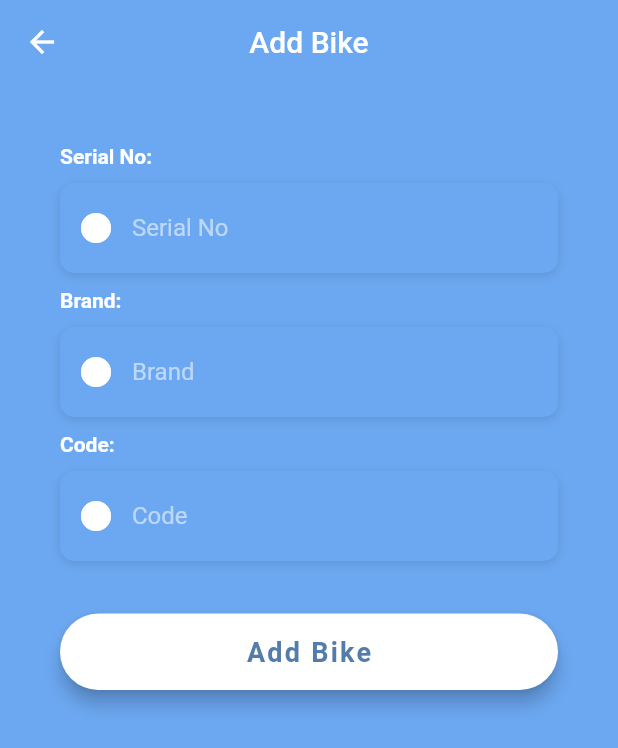
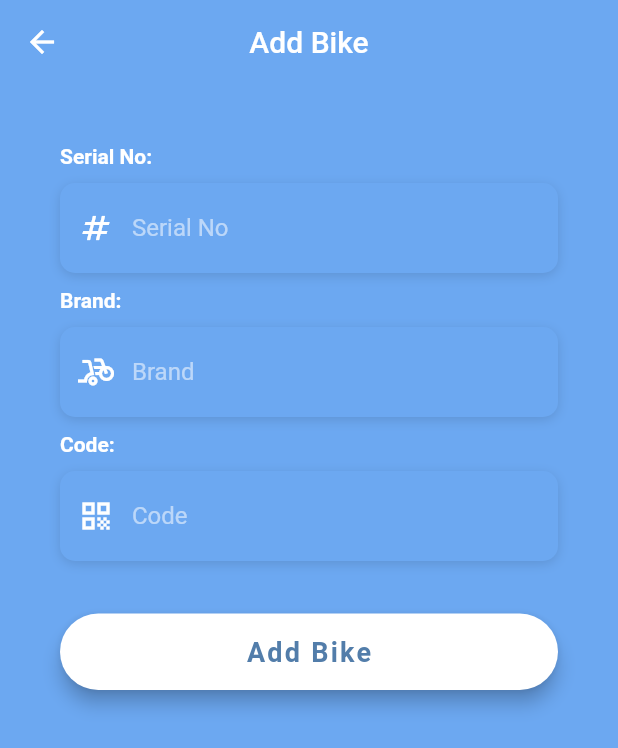
Before and after one commit to Kelebike/KelebikeApp, a Flutter app: the adminAddBikePage screen opened directly, on a phone screen of 412 x 824 dp. Shown: the top 748 px of the screen. Run offline on Flutter 3.47's test engine with Material 2 defaults, Android fonts, the light colour scheme and no system bars; our stand-ins replace cloud_firestore, firebase_auth, firebase_core; accounts and stored records are empty; Roboto replaces fonts that are missing (OpenSans).

Commit message:
some icons changed

```diff
--- a/src/kelebike/lib/screens/admin_add_bike_page.dart
+++ b/src/kelebike/lib/screens/admin_add_bike_page.dart
@@ -47,7 +47,7 @@ class _adminAddBikePageState extends State<adminAddBikePage> {
               border: InputBorder.none,
               contentPadding: EdgeInsets.only(top: 14.0),
               prefixIcon: Icon(
-                Icons.circle,
+                Icons.numbers,
                 color: Colors.white,
               ),
               hintText: 'Serial No',
@@ -85,7 +85,7 @@ class _adminAddBikePageState extends State<adminAddBikePage> {
               border: InputBorder.none,
               contentPadding: EdgeInsets.only(top: 14.0),
               prefixIcon: Icon(
-                Icons.circle,
+                Icons.bike_scooter,
                 color: Colors.white,
               ),
               hintText: 'Brand',
@@ -123,7 +123,7 @@ class _adminAddBikePageState extends State<adminAddBikePage> {
               border: InputBorder.none,
               contentPadding: EdgeInsets.only(top: 14.0),
               prefixIcon: Icon(
-                Icons.circle,
+                Icons.qr_code,
                 color: Colors.white,
               ),
               hintText: 'Code',
```
